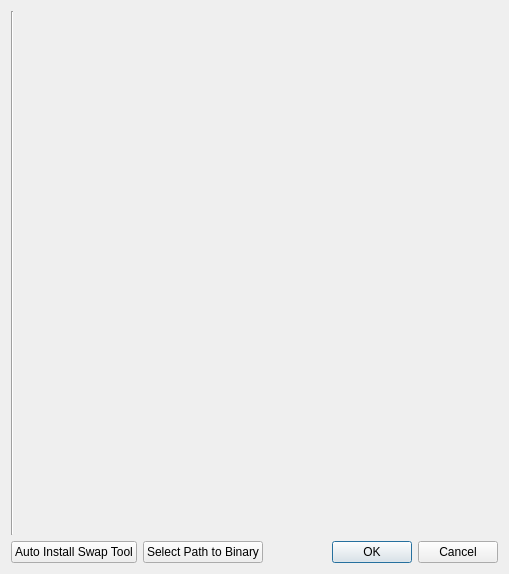
Above: src/plugins/atomic/AtomicConfigDialog.ui from feather-wallet/feather before the change. Below: the same form after it.
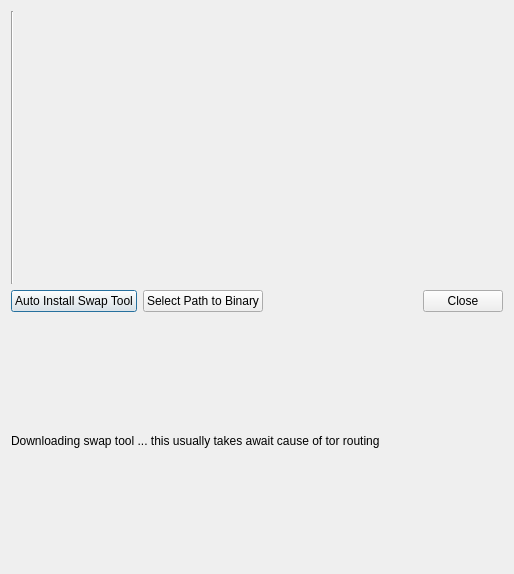
That is the form after the change.

Commit message: Swap tool auto downloader finished, browse finished, and ui updates

```diff
--- a/src/plugins/atomic/AtomicConfigDialog.ui
+++ b/src/plugins/atomic/AtomicConfigDialog.ui
@@ -6,7 +6,7 @@
    <rect>
     <x>0</x>
     <y>0</y>
-    <width>509</width>
+    <width>514</width>
     <height>574</height>
    </rect>
   </property>
@@ -21,6 +21,8 @@
      </property>
     </widget>
    </item>
+   <item>
+    <layout class="QVBoxLayout" name="verticalLayout">
    <item>
     <layout class="QHBoxLayout" name="horizontalLayout_2">
      <item>
@@ -56,7 +58,16 @@
         <enum>Qt::Horizontal</enum>
        </property>
        <property name="standardButtons">
-        <set>QDialogButtonBox::Cancel|QDialogButtonBox::Ok</set>
+          <set>QDialogButtonBox::StandardButton::Close</set>
+         </property>
+        </widget>
+       </item>
+      </layout>
+     </item>
+     <item>
+      <widget class="QLabel" name="downloadLabel">
+       <property name="text">
+        <string>Downloading swap tool ... this usually takes await cause of tor routing</string>
        </property>
       </widget>
      </item>
```
Left out of the diff: 6 changed lines with no effect on the pictures. Lines whose indentation alone changed are shown as unchanged. The commit also changes 2 other files.
